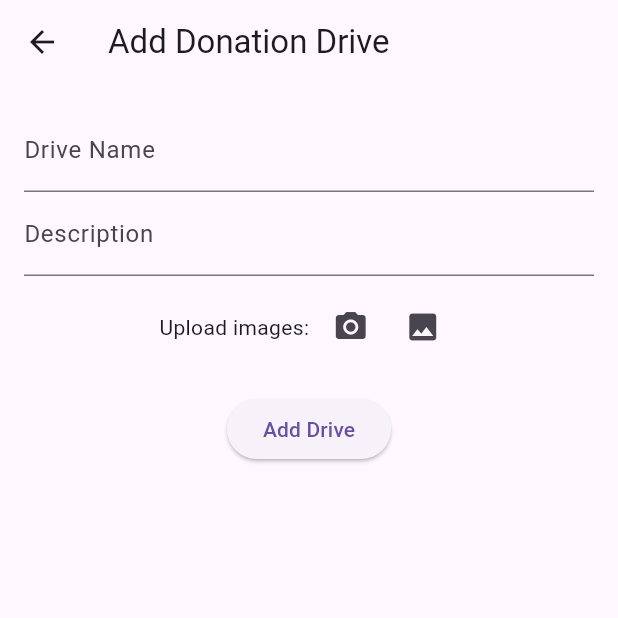
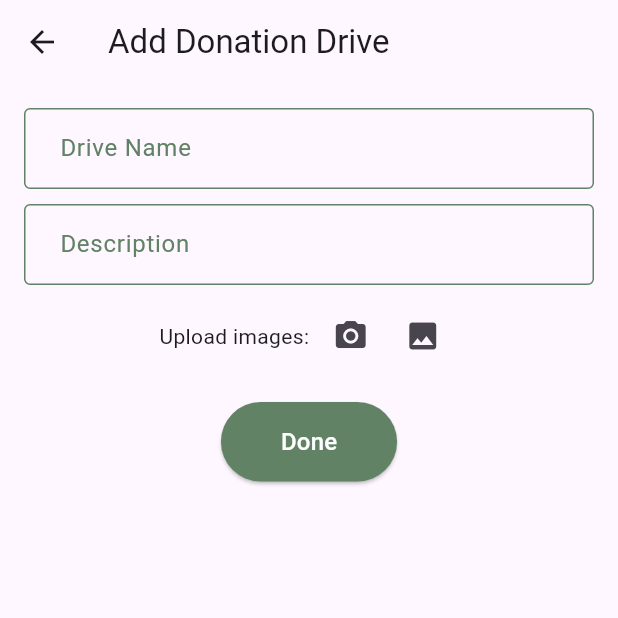
Before and after one commit to ICS-CMSC-23/project-Vivekjeet, a Flutter app: the AddDonationDrivePage screen opened directly, on a phone screen of 412 x 824 dp, the top half of it. Run offline on Flutter 3.47's test engine with Material 3 defaults, Android fonts, the phone set to English and light mode, and no system bars; our stand-ins replace cloud_firestore, email_validator, firebase_auth, firebase_core, firebase_storage, flutter_signin_button and 4 more; accounts and stored records are empty.

Commit message:
ui: confimation dialog when adding donation drive

```diff
--- a/project/lib/apis/firebase_drive_api.dart
+++ b/project/lib/apis/firebase_drive_api.dart
@@ -42,7 +42,7 @@ class FirebaseDriveAPI {
       List<String> urls = [];
       for (int i = 0; i < photos.length; i++) {
         try {
-          String imagePath = "users/$orgId/images/donationDrives/photo$i";
+          String imagePath = "users/$orgId/images/donationDrives/${drive['driveName']}/photo$i";
           TaskSnapshot snapshot = await FirebaseStorage.instance.ref().child(imagePath).putFile(photos[i]);
           String downloadUrl = await snapshot.ref.getDownloadURL();
           urls.add(downloadUrl);
--- a/project/lib/screens/org/org_donation_drives/add_donation_drive_page.dart
+++ b/project/lib/screens/org/org_donation_drives/add_donation_drive_page.dart
@@ -69,7 +69,19 @@ class _AddDonationDrivePageState extends State<AddDonationDrivePage> {
             children: [
               TextFormField(
                 controller: _driveNameController,
-                decoration: const InputDecoration(labelText: 'Drive Name'),
+                decoration: const InputDecoration(
+                labelText: 'Drive Name',
+                labelStyle: TextStyle(color: Color(0xFF618264)), // Label color
+                enabledBorder: OutlineInputBorder(
+                  borderSide: BorderSide(color: Color(0xFF618264)), // Border color when not focused
+                ),
+                focusedBorder: OutlineInputBorder(
+                  borderSide: BorderSide(color: Color(0xFF618264), width: 2.0), // Border color when focused
+                ),
+                contentPadding: EdgeInsets.symmetric(vertical: 15.0, horizontal: 20.0),
+                ),
+                style: const TextStyle(fontSize: 16.0),
+                cursorColor: const Color(0xFF618264),
                 validator: (value) {
                   if (value == null || value.isEmpty) {
                     return 'Please enter a drive name';
@@ -77,9 +89,22 @@ class _AddDonationDrivePageState extends State<AddDonationDrivePage> {
                   return null;
                 },
               ),
+              const SizedBox(height: 10,),
               TextFormField(
                 controller: _descriptionController,
-                decoration: const InputDecoration(labelText: 'Description'),
+                decoration: const InputDecoration(
+                labelText: 'Description',
+                labelStyle: TextStyle(color: Color(0xFF618264)), // Label color
+                enabledBorder: OutlineInputBorder(
+                  borderSide: BorderSide(color: Color(0xFF618264)), // Border color when not focused
+                ),
+                focusedBorder: OutlineInputBorder(
+                  borderSide: BorderSide(color: Color(0xFF618264), width: 2.0), // Border color when focused
+                ),
+                contentPadding: EdgeInsets.symmetric(vertical: 15.0, horizontal: 20.0),
+              ),
+              maxLines: null,
+              style: const TextStyle(fontSize: 16.0),
                 validator: (value) {
                   if (value == null || value.isEmpty) {
                     return 'Please enter a description';
@@ -147,13 +172,24 @@ class _AddDonationDrivePageState extends State<AddDonationDrivePage> {
                       'photos': [],
                       'donations': []
                     });
-
-                    await context.read<DriveProvider>().addDrive(newDrive, driveImages);
-                    if(context.mounted) Navigator.pop(context);
+                    await _showConfirmationDialog(context, newDrive, driveImages);
                   }
 
                 },
-                child: const Text('Add Drive'),
+                style: ElevatedButton.styleFrom(
+                  backgroundColor: const Color(0xFF618264),
+                  padding: const EdgeInsets.symmetric(horizontal: 40, vertical: 15),
+                  shape: RoundedRectangleBorder(
+                    borderRadius: BorderRadius.circular(30.0),
+                  ),
+                ),
+                child: const Text(
+                  'Done',
+                  style: TextStyle(
+                    color: Colors.white,
+                    fontSize: 16,
+                  ),
+                ),
               ),
             ],
           ),
@@ -161,4 +197,67 @@ class _AddDonationDrivePageState extends State<AddDonationDrivePage> {
       ),
     );
   }
+  Future<void> _showConfirmationDialog(BuildContext context, DriveModel newDrive, List<File> driveImages) async {
+    return showDialog<void>(
+      context: context,
+      barrierDismissible: false, // user must tap button!
+      builder: (BuildContext context) {
+        return AlertDialog(
+          title: const Text('Confirmation'),
+          content: SingleChildScrollView(
+            child: ListBody(
+              children: <Widget>[
+                const Text('Please review the details before adding:'),
+                const SizedBox(height: 10),
+                Text('Drive Name: ${newDrive.driveName}'),
+                Text('Description: ${newDrive.description}'),
+                Text('Photos: '),
+                Wrap(
+                  spacing: 8,
+                  runSpacing: 8,
+                  children: driveImages.map((image) {
+                    return Image.file(image, width: 100, height: 100, fit: BoxFit.cover);
+                  }).toList(),
+                ),
+              ],
+            ),
+          ),
+          actions: <Widget>[
+            TextButton(
+              onPressed: () {
+                Navigator.of(context).pop(); // Close the dialog
+              },
+              child: const Text('Cancel',
+                style: TextStyle(
+                  color: Color.fromARGB(255, 168, 43, 34),
+                  fontSize: 16,
+                ),
+              ),
+            ),
+            ElevatedButton(
+              onPressed: () async {
+                await context.read<DriveProvider>().addDrive(newDrive, driveImages);
+                if(context.mounted) Navigator.pop(context);
+                if(context.mounted) Navigator.pop(context);
+              },
+              style: ElevatedButton.styleFrom(
+                backgroundColor: const Color(0xFF618264),
+                padding: const EdgeInsets.symmetric(horizontal: 20, vertical: 15),
+                shape: RoundedRectangleBorder(
+                  borderRadius: BorderRadius.circular(30.0),
+                ),
+              ),
+              child: const Text(
+                'Confirm',
+                style: TextStyle(
+                  color: Colors.white,
+                  fontSize: 16,
+                ),
+              )
+            ),
+          ],
+        );
+      },
+    );
+  }
 }
--- a/project/lib/screens/org/org_donation_drives/org_donationdrivepage.dart
+++ b/project/lib/screens/org/org_donation_drives/org_donationdrivepage.dart
@@ -83,7 +83,7 @@ class _DonationDrivesPageState extends State<DonationDrivesPage> {
               )
             );
         },
-        backgroundColor: Colors.green,
+        backgroundColor: const Color(0xFF618264),
         child: const Icon(Icons.add),
       ),
     );
```
